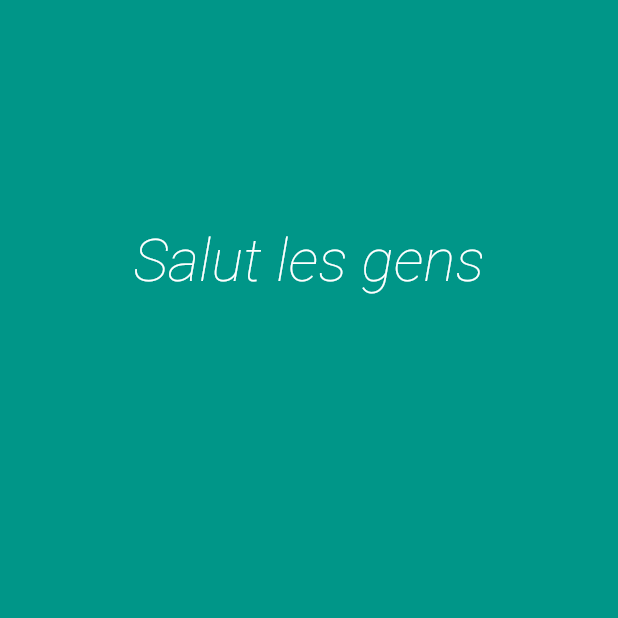
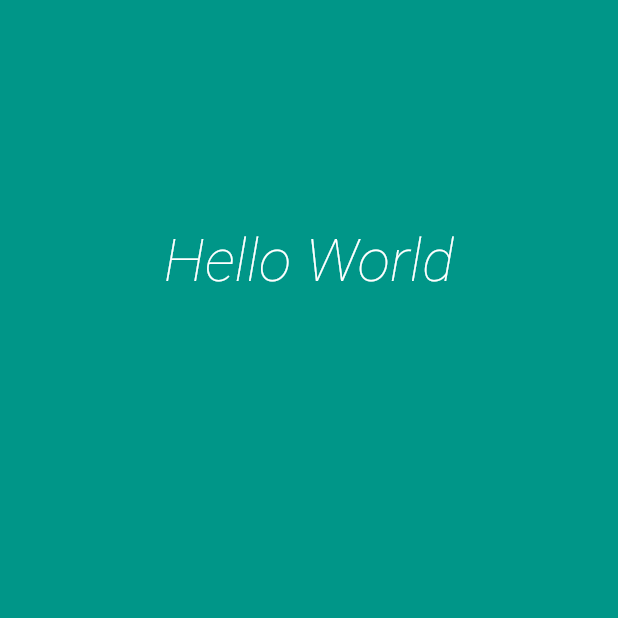
Before and after one commit to Mogoww/Flutter_widgets_basiques, a Flutter app: the screen it shows after launch, on a phone screen of 412 x 824 dp, the top half of it. Run offline on Flutter 3.47's test engine with Material 2 defaults, Android fonts, the phone set to English and light mode, and no system bars.

Commit message:
Add Fct for widget

```diff
--- a/lib/main.dart
+++ b/lib/main.dart
@@ -36,24 +36,15 @@ class BasicsPage extends StatelessWidget {
         color: Colors.teal,
         // margin: EdgeInsets.all(10),
         padding: EdgeInsets.only(top: 150),
-        child: Text(
-          'Salut les gens',
-          style: TextStyle(
-            color: Colors.white,
-            fontSize: 40,
-            fontWeight: FontWeight.w200,
-            fontStyle: FontStyle.italic,
-          ),
-          textAlign: TextAlign.center,
-        ),
+        child: simpleText('Hello World'),
       ),
     );
   }
 
   // Function qui retourne un widget Text
-  Text simpleText() {
+  Text simpleText(String text) {
     return Text(
-      'Salut les gens',
+      text,
       style: TextStyle(
         color: Colors.white,
         fontSize: 40,
```
